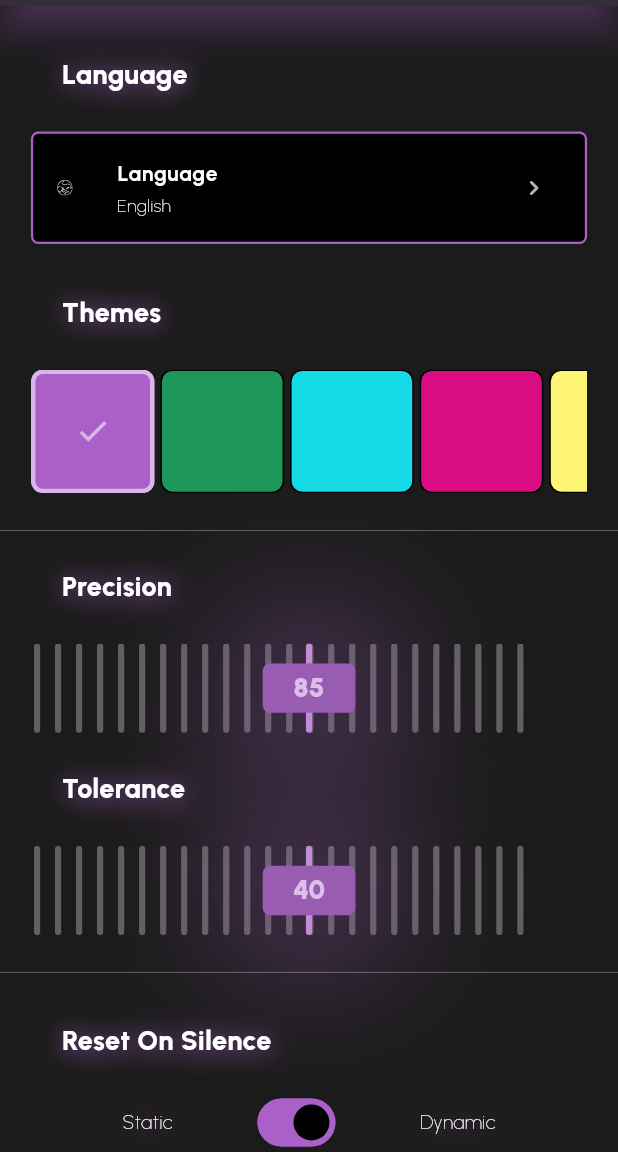
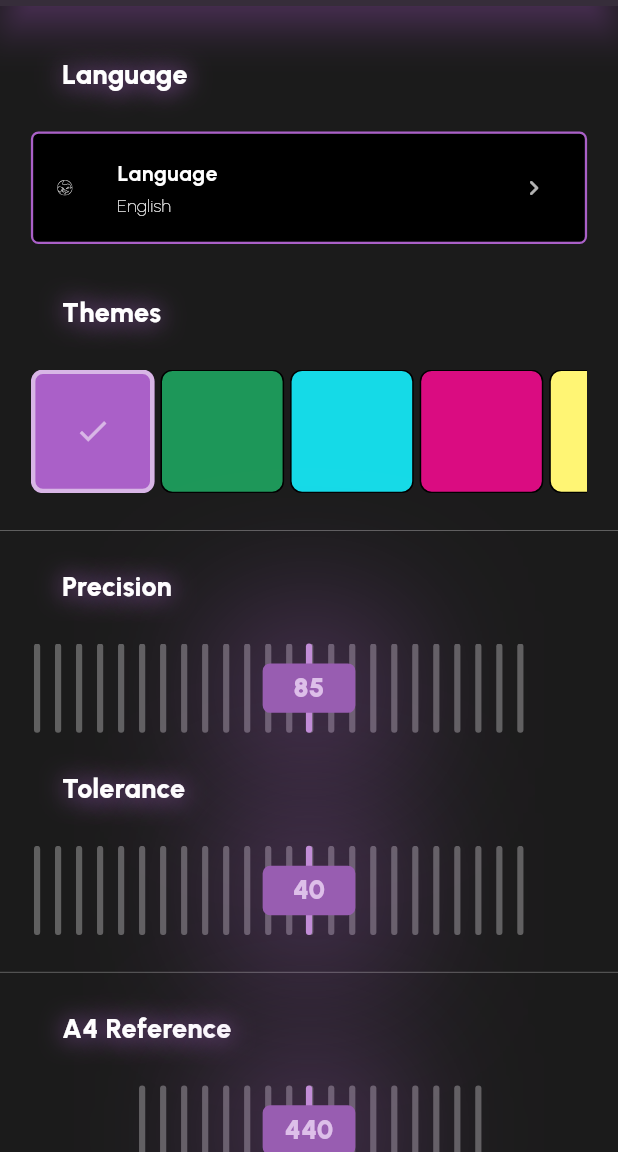
Before and after one commit to mattiolichiara/pitch_trainer, a Flutter app: the screen it shows after launch, after a tap on an icon or button, on a phone screen of 412 x 824 dp, the part 84-1236 px from its top. Run offline on Flutter 3.47's test engine with Material 3 defaults, Android fonts, the phone set to English and light mode, and no system bars; our stand-ins replace flutter_bloc, flutter_localization, flutter_svg, fluttertoast, permission_handler and 2 more; missing offline and left inert: dart:ffi, flutter_audio_waveforms, flutter_pitch_detection, jumping_dot, linear_progress_bar.

Commit message:
+Added A4 Reference Feature +Added the possibility to hide the sound wave +UI Updates in Settings Page

```diff
--- a/lib/app.dart
+++ b/lib/app.dart
@@ -2,11 +2,13 @@ import 'package:flutter/material.dart';
 import 'package:flutter_bloc/flutter_bloc.dart';
 import 'package:flutter_localization/flutter_localization.dart';
 import 'package:flutter_localizations/flutter_localizations.dart';
+import 'package:pitch_trainer/general/cubit/a4_reference_cubit.dart';
 import 'package:pitch_trainer/general/cubit/reset_cubit.dart';
 import 'package:pitch_trainer/general/cubit/reset_on_silence_cubit.dart';
 import 'package:pitch_trainer/general/cubit/tolerance_cubit.dart';
 
 import 'general/cubit/precision_cubit.dart';
+import 'general/cubit/show_sound_wave_cubit.dart';
 import 'general/cubit/sound_wave_cubit.dart';
 import 'general/cubit/theme_cubit.dart';
 import 'sampling/view/sound_sampling.dart';
@@ -38,10 +40,12 @@ class _MyAppState extends State<MyApp> {
       providers: [
         BlocProvider.value(value: widget.themeCubit),
         BlocProvider(create: (context) => SoundWaveCubit()),
+        BlocProvider(create: (context) => ShowSoundWaveCubit()),
         BlocProvider(create: (context) => PrecisionCubit()),
         BlocProvider(create: (context) => ToleranceCubit()),
         BlocProvider(create: (context) => ResetCubit()),
         BlocProvider(create: (context) => ResetOnSilenceCubit()),
+        BlocProvider(create: (context) => A4ReferenceCubit()),
       ],
       child: BlocBuilder<ThemeCubit, ThemeData>(
         builder: (context, theme) {
--- /dev/null
+++ b/lib/general/cubit/a4_reference_cubit.dart
@@ -0,0 +1,20 @@
+import 'package:flutter_bloc/flutter_bloc.dart';
+import 'package:pitch_trainer/sampling/utils/constants.dart';
+import 'package:shared_preferences/shared_preferences.dart';
+
+class A4ReferenceCubit extends Cubit<double> {
+  A4ReferenceCubit() : super(Constants.defaultA4Reference) {
+    _loadInitialState();
+  }
+
+  Future<void> _loadInitialState() async {
+    final prefs = await SharedPreferences.getInstance();
+    emit(prefs.getDouble('a4Reference') ?? Constants.defaultA4Reference);
+  }
+
+  Future<void> updateA4Reference(double a4Reference) async {
+    final prefs = await SharedPreferences.getInstance();
+    await prefs.setDouble('a4Reference', a4Reference);
+    emit(a4Reference);
+  }
+}
--- /dev/null
+++ b/lib/general/cubit/show_sound_wave_cubit.dart
@@ -0,0 +1,19 @@
+import 'package:flutter_bloc/flutter_bloc.dart';
+import 'package:shared_preferences/shared_preferences.dart';
+
+class ShowSoundWaveCubit extends Cubit<bool> {
+  ShowSoundWaveCubit() : super(true) {
+    _loadInitialState();
+  }
+
+  Future<void> _loadInitialState() async {
+    final prefs = await SharedPreferences.getInstance();
+    emit(prefs.getBool('showWave') ?? true);
+  }
+
+  Future<void> toggleShowWave(bool isShowWave) async {
+    final prefs = await SharedPreferences.getInstance();
+    await prefs.setBool('showWave', isShowWave);
+    emit(isShowWave);
+  }
+}
--- a/lib/general/utils/languages.dart
+++ b/lib/general/utils/languages.dart
@@ -37,6 +37,10 @@ mixin Languages {
   static const String resetOnSilence = "resetOnSilence";
   static const String dynamicSilence = "dynamic";
   static const String staticSilence = "static";
+  static const String a4Reference = "a4Reference";
+  static const String hiddenWave = "hiddenWave";
+  static const String displayWave = "displayWave";
+  static const String soundWave = "soundWave";
 
   static const Map<String, dynamic> EN = {
     selectTheme: "Themes",
@@ -75,6 +79,10 @@ mixin Languages {
     resetOnSilence: "Reset On Silence",
     dynamicSilence: "Dynamic",
     staticSilence: "Static",
+    a4Reference: "A4 Reference",
+    displayWave: "Displayed",
+    hiddenWave: "Hidden",
+    soundWave: "Sound Wave",
   };
 
   static const Map<String, dynamic> IT = {
@@ -114,5 +122,9 @@ mixin Languages {
     resetOnSilence: "Azzera al silenzio",
     dynamicSilence: "Dinamico",
     staticSilence: "Statico",
+    a4Reference: "Frequenza di Riferimento A4",
+    displayWave: "Visibile",
+    hiddenWave: "Nascosta",
+    soundWave: "Onda Sonora",
   };
 }
--- a/lib/sampling/utils/constants.dart
+++ b/lib/sampling/utils/constants.dart
@@ -7,4 +7,5 @@ class Constants {
   static const defaultMinFrequency = 27.50;
   static const defaultMaxFrequency = 4186.01;
   static const defaultIsNotCustom = true;
+  static const defaultA4Reference = 440.0;
   }
--- a/lib/sampling/view/sound_sampling.dart
+++ b/lib/sampling/view/sound_sampling.dart
@@ -62,6 +62,8 @@ class _SoundSampling extends State<SoundSampling> with WidgetsBindingObserver, T
   final Duration _silenceTimeout = Duration(milliseconds: 500);
   AnimationController? _pitchDeviationController;
   Animation<double>? _pitchDeviationAnimation;
+  double _a4Reference = 440.0;
+  bool _showWave = true;
 
   @override
   void initState() {
@@ -197,7 +199,7 @@ class _SoundSampling extends State<SoundSampling> with WidgetsBindingObserver, T
               _noteSection(size, td),
               _pitchDeviationSection(size, td),
               _frequencyBar(size, td),
-              _soundWave(size, td),
+              _showWave ? _soundWave(size, td) : Container(),
             ],
           ),
         ),
@@ -486,7 +488,9 @@ class _SoundSampling extends State<SoundSampling> with WidgetsBindingObserver, T
       _bufferSize = prefs.getInt('bufferSize') ?? Constants.defaultBufferSize;
       _precision = (prefs.getInt('precision') ?? Constants.defaultPrecision)/100;
       _tolerance = (prefs.getInt('tolerance') ?? Constants.defaultTolerance)/100;
+      _a4Reference = prefs.getDouble('a4Reference') ?? Constants.defaultA4Reference;
       _isCleanWave = prefs.getBool('isCleanWave') ?? true;
+      _showWave = prefs.getBool('showWave') ?? true;
       _isResetOnSilence = prefs.getBool('isResetOnSilence') ?? true;
     });
   }
@@ -512,7 +516,9 @@ class _SoundSampling extends State<SoundSampling> with WidgetsBindingObserver, T
       _pitchDetector.setParameters(toleranceCents: _tolerance,
           bufferSize: _bufferSize,
           sampleRate: _sampleRate,
-          minPrecision: _precision);
+          minPrecision: _precision,
+          a4Reference: _a4Reference);
+      debugPrint("A4 REFERENCE: $_a4Reference");
 
       _pitchSubscription = _pitchDetector.onPitchDetected.listen((data) async {
         final streamData = await _pitchDetector.getRawDataFromStream();
--- a/lib/settings/view/settings.dart
+++ b/lib/settings/view/settings.dart
@@ -5,6 +5,7 @@ import 'package:fluttertoast/fluttertoast.dart';
 import 'package:pitch_trainer/general/utils/languages.dart';
 import 'package:pitch_trainer/sampling/utils/constants.dart';
 import 'package:pitch_trainer/sampling/widgets/instrument_card.dart';
+import 'package:pitch_trainer/settings/widgets/functional/a4_reference_settings.dart';
 import 'package:pitch_trainer/settings/widgets/functional/other_settings.dart';
 import 'package:pitch_trainer/settings/widgets/functional/precision_settings.dart';
 import 'package:pitch_trainer/settings/widgets/functional/reset_on_silence_settings.dart';
@@ -71,6 +72,8 @@ class _Settings extends State<Settings> {
               PrecisionSettings(),
               ToleranceSettings(),
               Divider(height: 0.1, color: Colors.white, thickness: 0.2,),
+              A4ReferenceSettings(),
+              Divider(height: 0.1, color: Colors.white, thickness: 0.2,),
               ResetOnSlienceSettings(),
               Divider(height: 0.1, color: Colors.white, thickness: 0.2,),
               SoundWaveSettings(),
--- /dev/null
+++ b/lib/settings/widgets/functional/a4_reference_settings.dart
@@ -0,0 +1,85 @@
+import 'package:flutter/material.dart';
+import 'package:flutter_bloc/flutter_bloc.dart';
+import 'package:flutter_localization/flutter_localization.dart';
+import 'package:pitch_trainer/general/cubit/reset_cubit.dart';
+import 'package:pitch_trainer/general/utils/languages.dart';
+
+import '../../../general/cubit/a4_reference_cubit.dart';
+import '../../../general/widgets/ui_utils.dart';
+import '../ValueSlider.dart';
+
+class A4ReferenceSettings extends StatefulWidget {
+  const A4ReferenceSettings({super.key});
+
+  @override
+  State<A4ReferenceSettings> createState() => _A4ReferenceSettings();
+}
+
+class _A4ReferenceSettings extends State<A4ReferenceSettings> {
+
+  Widget _a4ReferenceTitle(Size size, ThemeData td) {
+    return SizedBox(
+      width: size.width*0.8,
+      child: Align(
+        alignment: Alignment.centerLeft,
+        child: Text(
+          Languages.a4Reference.getString(context),
+          style: TextStyle(color: td.colorScheme.onSurface, fontWeight: FontWeight.w800, fontSize: 18, shadows: [UiUtils.widgetsShadow(80, 20, td),]),
+        ),
+      ),
+    );
+  }
+
+  Widget _a4ReferenceSlider(Size size, ThemeData td) {
+    int min = 432;
+
+    return BlocBuilder<A4ReferenceCubit, double>(
+        builder: (context, a4Reference) {
+          return BlocBuilder<ResetCubit, ResetState>(
+              builder: (context, key) {
+                return SizedBox(
+                  key: key.key,
+                  width: size.width * 0.9,
+                  child: ValueSlider(
+                    selectedValue: (context.read<A4ReferenceCubit>().state).toInt(),
+                    boxWidth: size.width * 0.15,
+                    boxHeight: size.height * 0.04,
+                    activeColor: td.colorScheme.secondary,
+                    inactiveColor: Colors.white30,
+                    max: 448,
+                    min: min,
+                    boxShadow: [UiUtils.widgetsShadow(10, 90, td)],
+                    boxColor: Color.lerp(td.colorScheme.primary, td.colorScheme.onSurfaceVariant, 0.2)!,
+                    fontSize: 18,
+                    fontWeight: FontWeight.w900,
+                    textColor: Color.lerp(td.colorScheme.primary, Colors.white, 0.6)!,
+                    ticksHeight: size.height*0.06,
+                    ticksWidth: size.width*0.01,
+                    ticksMargin: size.width*0.012,
+                    boxBorderColor: td.colorScheme.primary,
+                    onChanged: (newValue) {
+                      BlocProvider.of<A4ReferenceCubit>(context).updateA4Reference(newValue.toDouble());
+                    },
+                  ),
+                );
+              });
+        });
+  }
+
+  //BUILD
+  @override
+  Widget build(BuildContext context) {
+    Size size = MediaQuery.of(context).size;
+    ThemeData td = Theme.of(context);
+
+    return Column(
+      children: [
+        SizedBox(height: size.height * 0.03),
+        _a4ReferenceTitle(size, td),
+        SizedBox(height: size.height * 0.03),
+        _a4ReferenceSlider(size, td),
+        SizedBox(height: size.height * 0.03),
+      ],
+    );
+  }
+}
--- a/lib/settings/widgets/functional/other_settings.dart
+++ b/lib/settings/widgets/functional/other_settings.dart
@@ -4,6 +4,7 @@ import 'package:flutter/material.dart';
 import 'package:flutter_bloc/flutter_bloc.dart';
 import 'package:flutter_localization/flutter_localization.dart';
 import 'package:fluttertoast/fluttertoast.dart';
+import 'package:pitch_trainer/general/cubit/a4_reference_cubit.dart';
 import 'package:pitch_trainer/general/cubit/reset_cubit.dart';
 import 'package:pitch_trainer/general/cubit/tolerance_cubit.dart';
 import 'package:pitch_trainer/general/utils/languages.dart';
@@ -12,6 +13,7 @@ import 'package:shared_preferences/shared_preferences.dart';
 
 import '../../../general/cubit/precision_cubit.dart';
 import '../../../general/cubit/reset_on_silence_cubit.dart';
+import '../../../general/cubit/show_sound_wave_cubit.dart';
 import '../../../general/cubit/sound_wave_cubit.dart';
 import '../../../general/cubit/theme_cubit.dart';
 import '../../../general/widgets/ui_utils.dart';
@@ -81,7 +83,7 @@ class _OtherSettings extends State<OtherSettings> {
   }
 
   void _triggerReload() {
-    if(context.read<PrecisionCubit>().state != Constants.defaultPrecision || context.read<ToleranceCubit>().state != Constants.defaultTolerance) {
+    if(context.read<PrecisionCubit>().state != Constants.defaultPrecision || context.read<ToleranceCubit>().state != Constants.defaultTolerance || context.read<A4ReferenceCubit>().state != Constants.defaultA4Reference) {
       BlocProvider.of<ResetCubit>(context).triggerRebuild();
     }
   }
@@ -100,8 +102,15 @@ class _OtherSettings extends State<OtherSettings> {
     }
   }
 
+  void _setA4ReferenceState() async {
+    if(context.read<A4ReferenceCubit>().state != Constants.defaultA4Reference) {
+      BlocProvider.of<A4ReferenceCubit>(context).updateA4Reference(Constants.defaultA4Reference);
+    }
+  }
+
   void _setGeneralSettingsState() async {
       BlocProvider.of<SoundWaveCubit>(context).toggleWaveType(true);
+      BlocProvider.of<ShowSoundWaveCubit>(context).toggleShowWave(true);
       BlocProvider.of<ResetOnSilenceCubit>(context).toggleSilenceReset(true);
   }
 
@@ -112,6 +121,7 @@ class _OtherSettings extends State<OtherSettings> {
     _setToleranceState();
     _setGeneralSettingsState();
     _setPrecisionState();
+    _setA4ReferenceState();
     _triggerReload();
 
     sp.setDouble('minFrequency', Constants.defaultMinFrequency);
--- a/lib/settings/widgets/functional/reset_on_silence_settings.dart
+++ b/lib/settings/widgets/functional/reset_on_silence_settings.dart
@@ -25,7 +25,7 @@ class _ResetOnSilenceSettings extends State<ResetOnSlienceSettings> {
   //STYLE
   Widget _resetOnSilenceTitle(size, td) {
     return SizedBox(
-      width: size.width*0.8,
+      width: size.width*0.4,
       child: Align(
         alignment: Alignment.centerLeft,
         child: Text(
@@ -48,35 +48,35 @@ class _ResetOnSilenceSettings extends State<ResetOnSlienceSettings> {
     );
   }
 
-  Widget _switchResetOnSilenceWrapper(String dynamicText, ThemeData td, String staticText, Size size) {
-    return SizedBox(
-      width: size.width,
-      child: Center(
+  // Widget _switchResetOnSilenceWrapper(String dynamicText, ThemeData td, String staticText, Size size) {
+  //   return SizedBox(
+  //     width: size.width,
+  //     child: Center(
+  //       child: Row(
+  //         mainAxisAlignment: MainAxisAlignment.center,
+  //         crossAxisAlignment: CrossAxisAlignment.center,
+  //         children: [
+  //           _resetOnSilenceTypeText(staticText, td),
+  //           _switchResetOnSilence(size, td),
+  //           _resetOnSilenceTypeText(dynamicText, td),
+  //         ],
+  //       ),
+  //     ),
+  //   );
+  // }
+
+  Widget _resetOnSilenceSection(size, td) {
+    return Center(
+      child: SizedBox(
+        width: size.width*0.8,
         child: Row(
           mainAxisAlignment: MainAxisAlignment.center,
           crossAxisAlignment: CrossAxisAlignment.center,
           children: [
-            _resetOnSilenceTypeText(staticText, td),
+            _resetOnSilenceTitle(size, td),
             _switchResetOnSilence(size, td),
-            _resetOnSilenceTypeText(dynamicText, td),
           ],
-        ),
-      ),
-    );
-  }
-
-  Widget _resetOnSilenceSection(size, td) {
-    return Center(
-      child: SizedBox(
-        width: size.width*0.9,
-        child: Column(
-          children: [
-            SizedBox(height: size.height*0.04,),
-            _resetOnSilenceTitle(size, td),
-            SizedBox(height: size.height*0.03,),
-            _switchResetOnSilenceWrapper(Languages.dynamicSilence.getString(context), td, Languages.staticSilence.getString(context), size),
-          ],
-        ),
+        )
       ),
     );
   }
@@ -112,6 +112,7 @@ class _ResetOnSilenceSettings extends State<ResetOnSlienceSettings> {
 
     return Column(
       children: [
+        SizedBox(height: size.height * 0.03),
         _resetOnSilenceSection(size, td),
         SizedBox(height: size.height * 0.03),
       ],
--- a/lib/settings/widgets/functional/sound_wave_settings.dart
+++ b/lib/settings/widgets/functional/sound_wave_settings.dart
@@ -3,6 +3,7 @@ import 'package:flutter_bloc/flutter_bloc.dart';
 import 'package:flutter_localization/flutter_localization.dart';
 import 'package:pitch_trainer/general/utils/languages.dart';
 
+import '../../../general/cubit/show_sound_wave_cubit.dart';
 import '../../../general/cubit/sound_wave_cubit.dart';
 import '../../../general/widgets/ui_utils.dart';
 import '../../../sampling/logic/utils.dart';
@@ -15,10 +16,15 @@ class SoundWaveSettings extends StatefulWidget {
 }
 
 class _SoundWaveSettings extends State<SoundWaveSettings> {
+  bool _isDisplayed = true;
 
   @override
   void initState() {
     WidgetsFlutterBinding.ensureInitialized();
+
+    setState(() {
+      _isDisplayed = context.read<ShowSoundWaveCubit>().state;
+    });
     super.initState();
   }
 
@@ -26,11 +32,11 @@ class _SoundWaveSettings extends State<SoundWaveSettings> {
   //STYLE
   Widget _waveTitle(size, td) {
     return SizedBox(
-      width: size.width*0.8,
+      width: size.width*0.4,
       child: Align(
         alignment: Alignment.centerLeft,
         child: Text(
-          "Sound Wave",
+          Languages.soundWave.getString(context),
           style: TextStyle(color: td.colorScheme.onSurface, fontWeight: FontWeight.w800, fontSize: 18, shadows: [UiUtils.widgetsShadow(80, 20, td),]),
         ),
       ),
@@ -66,16 +72,47 @@ class _SoundWaveSettings extends State<SoundWaveSettings> {
     );
   }
 
+  // Widget _hideWaveWrapper(String rawText, ThemeData td, String polishedText, Size size) {
+  //   return SizedBox(
+  //     width: size.width,
+  //     child: Center(
+  //       child: Row(
+  //         mainAxisAlignment: MainAxisAlignment.center,
+  //         crossAxisAlignment: CrossAxisAlignment.center,
+  //         children: [
+  //           _waveTypeText(rawText, td),
+  //           _hideWave(size, td),
+  //           _waveTypeText(polishedText, td),
+  //         ],
+  //       ),
+  //     ),
+  //   );
+  // }
+
   Widget _waveSection(size, td) {
     return Center(
       child: SizedBox(
         width: size.width*0.9,
         child: Column(
           children: [
-            SizedBox(height: size.height*0.04,),
-            _waveTitle(size, td),
             SizedBox(height: size.height*0.03,),
             _switchWaveWrapper(Languages.rawWave.getString(context), td, Languages.polishedWave.getString(context), size),
+          ],
+        ),
+      ),
+    );
+  }
+
+  Widget _hideWaveSection(size, td) {
+    return Center(
+      child: SizedBox(
+        width: size.width*0.8,
+        child: Row(
+          crossAxisAlignment: CrossAxisAlignment.center,
+          mainAxisAlignment: MainAxisAlignment.center,
+          children: [
+            _waveTitle(size, td),
+            _hideWave(size, td),
           ],
         ),
       ),
@@ -105,17 +142,64 @@ class _SoundWaveSettings extends State<SoundWaveSettings> {
     );
   }
 
+  Widget _hideWave(Size size, ThemeData td) {
+    return BlocBuilder<ShowSoundWaveCubit, bool>(
+      builder: (context, isShowWave) {
+        return SizedBox(
+          height: size.height*0.04,
+          width: size.width*0.4,
+          child: Switch(
+            value: isShowWave,
+            onChanged: (value) {
+              context.read<ShowSoundWaveCubit>().toggleShowWave(value);
+              setState(() {
+                _isDisplayed = value;
+              });
+            },
+            inactiveTrackColor: td.colorScheme.onPrimaryContainer,
+            inactiveThumbColor: td.colorScheme.primary,
+            activeColor: td.colorScheme.onPrimaryContainer,
+            activeTrackColor: td.colorScheme.primary,
+            trackOutlineColor: WidgetStateProperty.all(td.colorScheme.primary),
+          ),
+        );
+      },
+    );
+  }
+
   //BUILD
   @override
   Widget build(BuildContext context) {
     Size size = MediaQuery.of(context).size;
     ThemeData td = Theme.of(context);
 
-    return Column(
-      children: [
-        _waveSection(size, td),
-        SizedBox(height: size.height * 0.03),
-      ],
+    return BlocListener<ShowSoundWaveCubit, bool>(
+      listener: (context, state) {
+        if (state != _isDisplayed) {
+          setState(() {
+            _isDisplayed = state;
+          });
+        }
+      },
+      child: Column(
+        children: [
+          SizedBox(height: size.height * 0.03),
+          _hideWaveSection(size, td),
+          SizedBox(height: size.height * 0.03),
+          _isDisplayed
+              ? SizedBox(
+            width: size.width*0.8,
+            child: Divider(
+              height: 0.1,
+              color: Colors.grey,
+              thickness: 0.1,
+            ),
+          )
+              : Container(),
+          _isDisplayed ? _waveSection(size, td) : Container(),
+          _isDisplayed ? SizedBox(height: size.height * 0.03) : Container(),
+        ],
+      ),
     );
   }
 }
--- a/pubspec.yaml
+++ b/pubspec.yaml
@@ -43,7 +43,7 @@ dependencies:
 #  flutter_overlay_window: ^0.4.5
   jumping_dot: ^0.0.7
 #  google_fonts: ^6.2.1
-  flutter_pitch_detection: ^1.2.2
+  flutter_pitch_detection: ^1.3.0
   wakelock_plus: ^1.3.2
 
 
```
Also changed, not shown: pubspec.lock.
